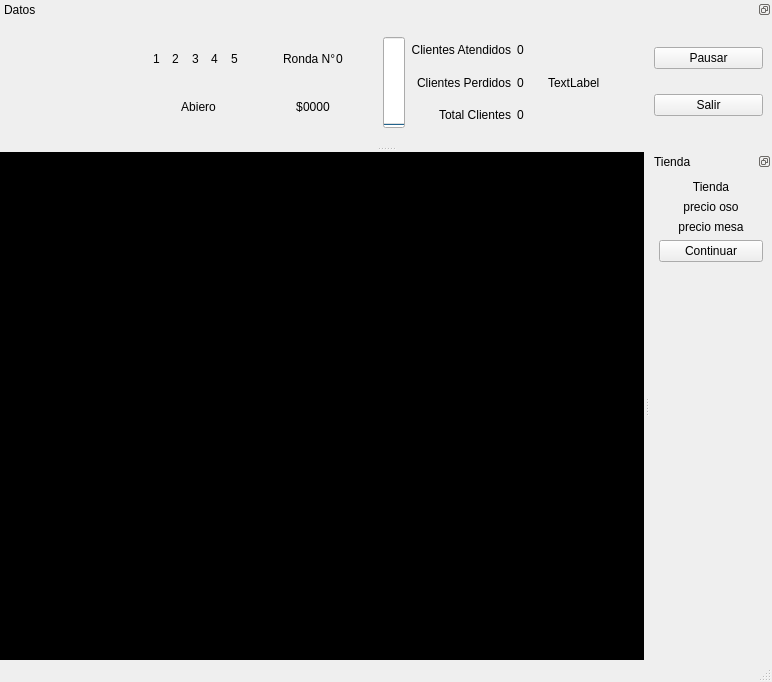
benjavicente/iic2233, file Tareas/T02/frontend/layout/game.ui: the form before one commit.
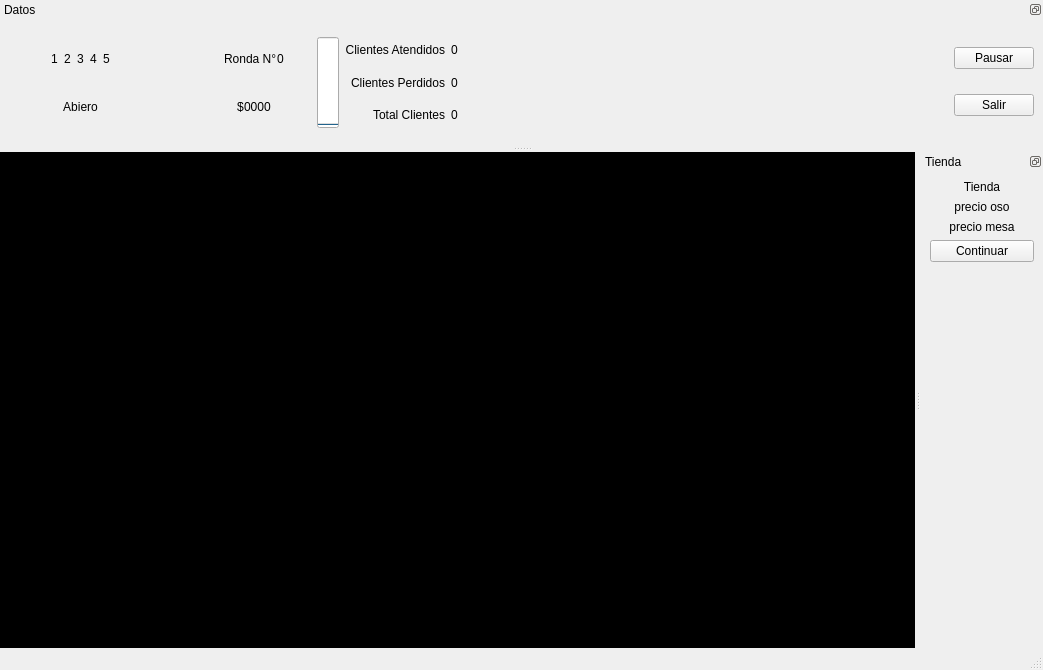
The form after the commit. Icons and pictures are not drawn.

```diff
--- a/Tareas/T02/frontend/layout/game.ui
+++ b/Tareas/T02/frontend/layout/game.ui
@@ -6,8 +6,8 @@
    <rect>
     <x>0</x>
     <y>0</y>
-    <width>772</width>
-    <height>682</height>
+    <width>1043</width>
+    <height>670</height>
    </rect>
   </property>
   <property name="sizePolicy">
@@ -78,9 +78,6 @@
         <height>100</height>
        </size>
       </property>
-      <property name="styleSheet">
-       <string notr="true"/>
-      </property>
       <layout class="QGridLayout" name="main_game_grid">
        <property name="leftMargin">
         <number>0</number>
@@ -329,6 +326,12 @@
      </item>
      <item>
       <widget class="QWidget" name="widget_4" native="true">
+       <property name="sizePolicy">
+        <sizepolicy hsizetype="Maximum" vsizetype="Preferred">
+         <horstretch>0</horstretch>
+         <verstretch>0</verstretch>
+        </sizepolicy>
+       </property>
        <layout class="QVBoxLayout" name="verticalLayout_4">
         <item>
          <layout class="QHBoxLayout" name="stars_layout">
@@ -382,6 +385,19 @@
        </layout>
       </widget>
      </item>
+     <item>
+      <spacer name="horizontalSpacer_4">
+       <property name="orientation">
+        <enum>Qt::Horizontal</enum>
+       </property>
+       <property name="sizeHint" stdset="0">
+        <size>
+         <width>40</width>
+         <height>20</height>
+        </size>
+       </property>
+      </spacer>
+     </item>
      <item>
       <widget class="QWidget" name="widget_2" native="true">
        <layout class="QGridLayout" name="gridLayout_5">
@@ -606,17 +622,33 @@
       </widget>
      </item>
      <item>
-      <widget class="QWidget" name="widget_3" native="true">
-       <layout class="QGridLayout" name="gridLayout_3">
-        <item row="0" column="0">
-         <widget class="QLabel" name="label_4">
-          <property name="text">
-           <string>TextLabel</string>
-          </property>
-         </widget>
-        </item>
-       </layout>
-      </widget>
+      <spacer name="horizontalSpacer_5">
+       <property name="orientation">
+        <enum>Qt::Horizontal</enum>
+       </property>
+       <property name="sizeHint" stdset="0">
+        <size>
+         <width>40</width>
+         <height>20</height>
+        </size>
+       </property>
+      </spacer>
+     </item>
+     <item>
+      <spacer name="horizontalSpacer_3">
+       <property name="orientation">
+        <enum>Qt::Horizontal</enum>
+       </property>
+       <property name="sizeType">
+        <enum>QSizePolicy::Maximum</enum>
+       </property>
+       <property name="sizeHint" stdset="0">
+        <size>
+         <width>400</width>
+         <height>20</height>
+        </size>
+       </property>
+      </spacer>
      </item>
      <item>
       <layout class="QVBoxLayout" name="verticalLayout_3">
```
Left out of the diff: 6 changed lines with no effect on the pictures.
